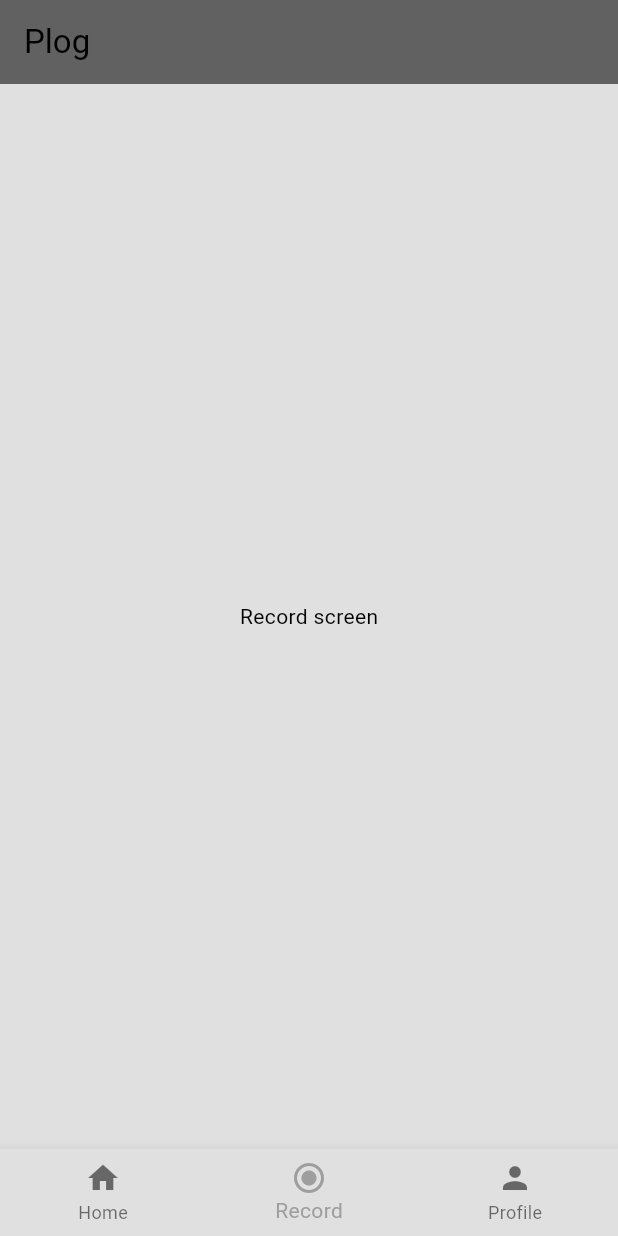
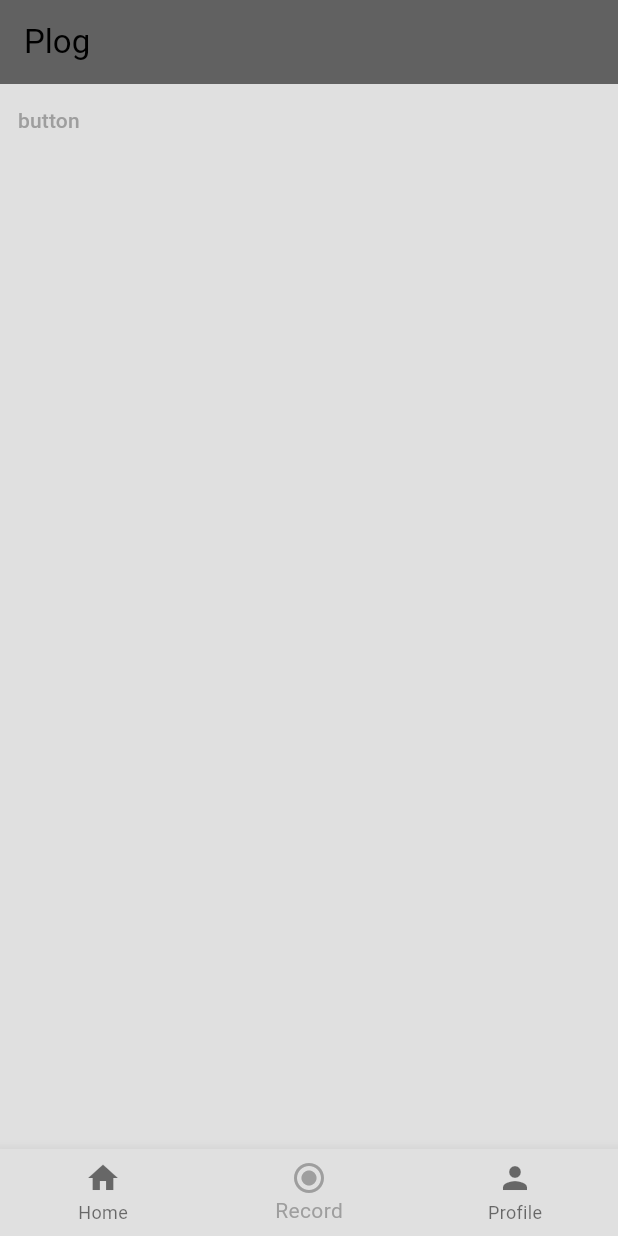
Before and after one commit to helen-yao/plog, a Flutter app: the screen it shows after launch, item 2 of the bottom bar chosen, on a phone screen of 412 x 824 dp. Run offline on Flutter 3.47's test engine with Material 3 defaults, Android fonts, the phone set to English and light mode, and no system bars.

Commit message:
started stopwatch

```diff
--- a/lib/pages/record_page.dart
+++ b/lib/pages/record_page.dart
@@ -1,11 +1,27 @@
 import 'package:flutter/material.dart';
 
+class RecordScreen extends StatelessWidget {
+  final Stopwatch _stopwatch = Stopwatch();
+  // late Duration _elapsedTime;
+  // late String _elapsedTimeString;
+  var time = '';
 
-class RecordScreen extends StatelessWidget {
+  void _startStopwatch() {
+    if (!_stopwatch.isRunning) {
+      // Start the stopwatch and update elapsed time
+      _stopwatch.start();
+    } else {
+      // Stop the stopwatch
+      _stopwatch.stop();
+    }
+    time = '${_stopwatch.elapsed.inMinutes.remainder(60).toString().padLeft(2, '0')}:${(_stopwatch.elapsed.inSeconds.remainder(60)).toString().padLeft(2, '0')}';
+  }
+
   @override
   Widget build(BuildContext context) {
-    return Center(
-      child: Text('Record screen'),
-    );
+    return Scaffold(
+        body: Column(
+      children: [TextButton(onPressed: _startStopwatch, child: Text("button")), Text(time)],
+    ));
   }
 }
```
Also changed, not shown: lib/pages/home_page.dart (+1 -7 lines).
